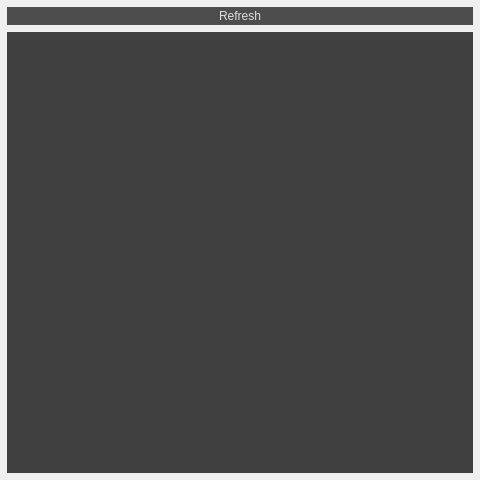
jahshaka/Studio, file src/widgets/assetpickerwidget.ui: the form before one commit.
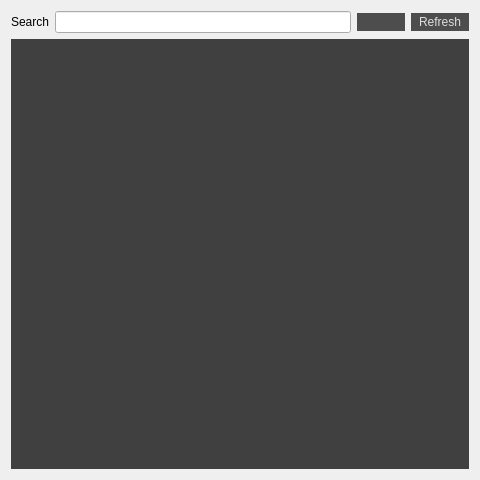
The form after the commit. Icons and pictures are not drawn.

Commit message: Add search and view type changer to asset picker - Various other tweaks

```diff
--- a/src/widgets/assetpickerwidget.ui
+++ b/src/widgets/assetpickerwidget.ui
@@ -45,22 +45,11 @@
 	border: 0;
 }
 
-/* Works for both QListView and QListWidget */
-QListView::item {
-    /* Won't work without borders set */
-    border: 0;
-    padding: 4px;
-}
-
 QListWidget {
 	background: #404040;
 	color: #CECECE;
 }
 
-QListWidget::item {
-	padding: 6px;
-}
-
 QListView::item:selected {
     border: 1px solid #3498db;
 	background: #3498db;
@@ -136,30 +125,63 @@
 }*/</string>
   </property>
   <layout class="QGridLayout" name="gridLayout">
-   <property name="leftMargin">
-    <number>7</number>
-   </property>
-   <property name="topMargin">
-    <number>7</number>
-   </property>
-   <property name="rightMargin">
-    <number>7</number>
-   </property>
-   <property name="bottomMargin">
-    <number>7</number>
-   </property>
-   <property name="spacing">
-    <number>7</number>
-   </property>
    <item row="0" column="0">
-    <widget class="QPushButton" name="scanBtn">
-     <property name="text">
-      <string>Refresh</string>
-     </property>
-    </widget>
+    <layout class="QHBoxLayout" name="horizontalLayout">
+     <item>
+      <widget class="QLabel" name="label">
+       <property name="text">
+        <string>Search</string>
+       </property>
+      </widget>
+     </item>
+     <item>
+      <widget class="QLineEdit" name="searchBar"/>
+     </item>
+     <item>
+      <widget class="QPushButton" name="viewButton">
+       <property name="sizePolicy">
+        <sizepolicy hsizetype="Minimum" vsizetype="Fixed">
+         <horstretch>0</horstretch>
+         <verstretch>0</verstretch>
+        </sizepolicy>
+       </property>
+       <property name="text">
+        <string/>
+       </property>
+       <property name="icon">
+        <iconset>
+         <normalon>:/app/icons/view-list-button.svg</normalon>
+         <activeon>:/app/icons/list-button-with-3-elements.svg</activeon>
+        </iconset>
+       </property>
+       <property name="checkable">
+        <bool>false</bool>
+       </property>
+      </widget>
+     </item>
+     <item>
+      <widget class="QPushButton" name="scanBtn">
+       <property name="sizePolicy">
+        <sizepolicy hsizetype="Minimum" vsizetype="Fixed">
+         <horstretch>0</horstretch>
+         <verstretch>0</verstretch>
+        </sizepolicy>
+       </property>
+       <property name="text">
+        <string>Refresh</string>
+       </property>
+      </widget>
+     </item>
+    </layout>
    </item>
    <item row="1" column="0">
-    <widget class="QListWidget" name="assetView"/>
+    <widget class="QListWidget" name="assetView">
+     <property name="styleSheet">
+      <string notr="true">QScrollBar:vertical {
+	background: #1e1e1e;
+}</string>
+     </property>
+    </widget>
    </item>
   </layout>
  </widget>
```
The commit also changes 9 other files.
